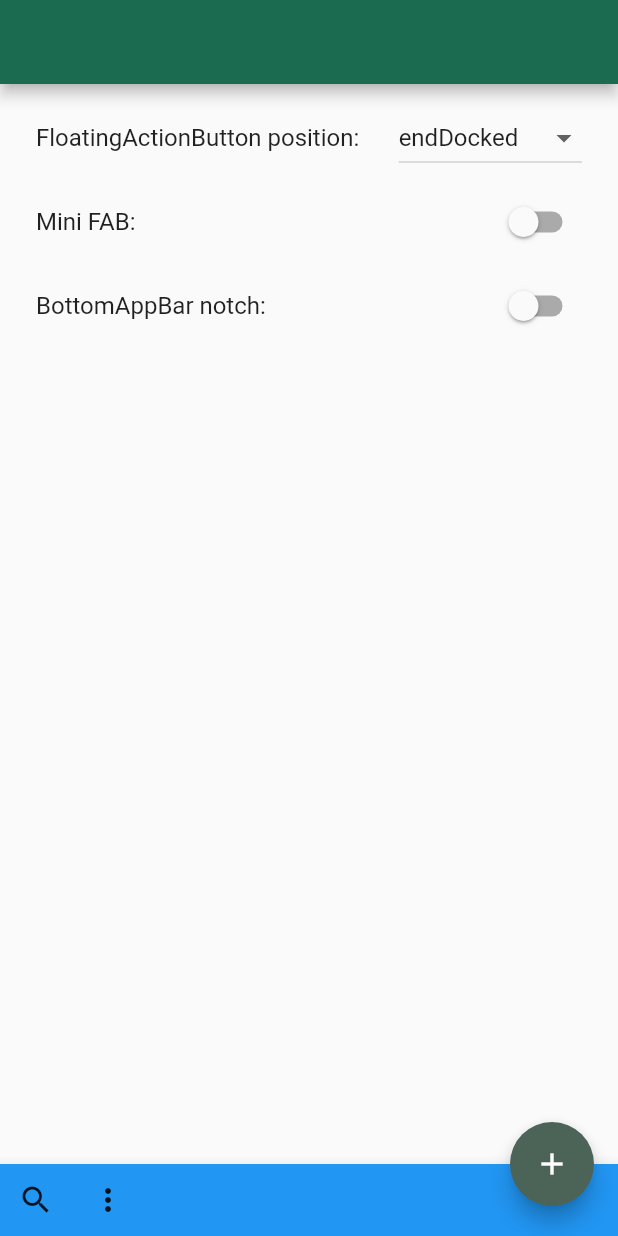
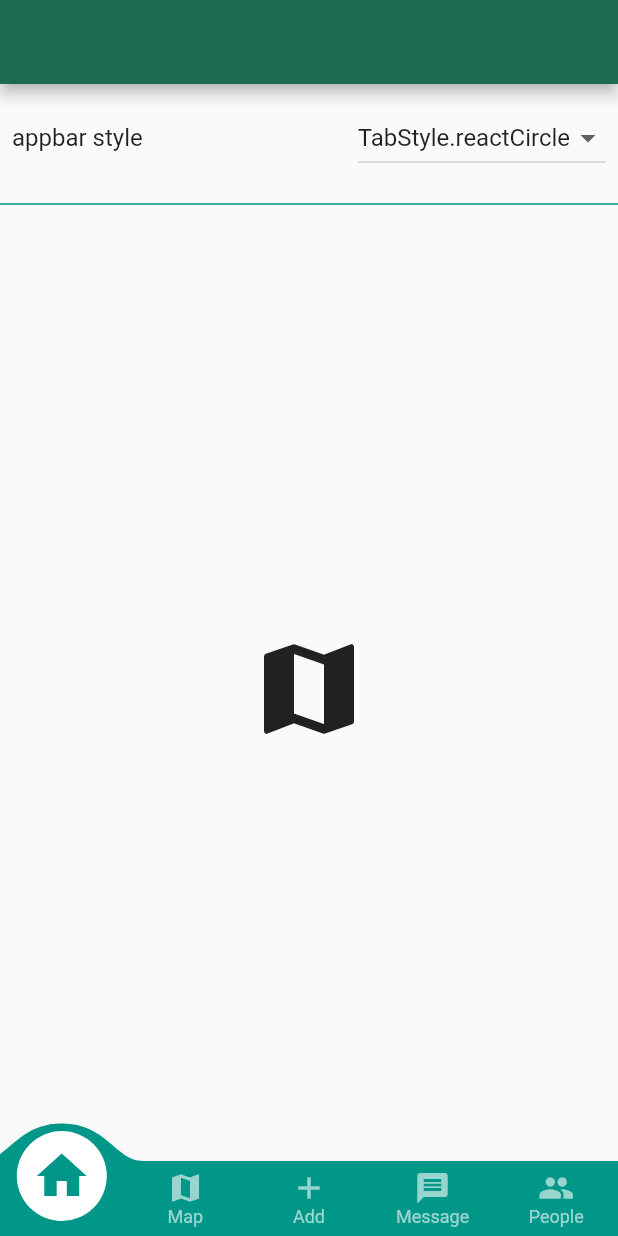
Before and after one commit to ForhadIsrafil/my-flutter-basics-code-modules, a Flutter app: the screen it shows after launch, on a phone screen of 412 x 824 dp. Run offline on Flutter 3.47's test engine with Material 2 defaults, Android fonts, the phone set to English and light mode, and no system bars; drawn by our look-alikes of convex_bottom_bar; our stand-ins replace badges, fluttertoast.

Commit message:
convex app bar

```diff
--- a/lib/AppBarExamples/ConvexAppBar.dart
+++ /dev/null
@@ -1,16 +0,0 @@
-import 'package:flutter/material.dart';
-import 'package:convex_bottom_bar/convex_bottom_bar.dart';
-
-class ConvexAppBar extends StatefulWidget {
-  const ConvexAppBar({super.key});
-
-  @override
-  State<ConvexAppBar> createState() => _ConvexAppBarState();
-}
-
-class _ConvexAppBarState extends State<ConvexAppBar> {
-  @override
-  Widget build(BuildContext context) {
-    return const Placeholder();
-  }
-}
--- /dev/null
+++ b/lib/AppBarExamples/ConvexAppBarExample.dart
@@ -0,0 +1,83 @@
+import 'package:flutter/material.dart';
+import 'package:convex_bottom_bar/convex_bottom_bar.dart';
+
+const _kPages = <String, IconData>{
+  'Home': Icons.home,
+  'Map': Icons.map,
+  'Add': Icons.add,
+  'Message': Icons.message,
+  'People': Icons.people,
+};
+
+class ConvexAppBarExample extends StatefulWidget {
+  const ConvexAppBarExample({super.key});
+
+  @override
+  State<ConvexAppBarExample> createState() => _ConvexAppBarState();
+}
+
+class _ConvexAppBarState extends State<ConvexAppBarExample> {
+  TabStyle _tapStyle = TabStyle.reactCircle;
+
+  @override
+  Widget build(BuildContext context) {
+    return DefaultTabController(
+      length: 5,
+      initialIndex: 1,
+      child: Scaffold(
+        appBar: AppBar(),
+        body: Column(
+          children: [
+            _buildStyleSelector(),
+            const Divider(
+              thickness: 1,
+              color: Colors.teal,
+            ),
+            Expanded(
+                child: TabBarView(
+              children: [
+                for (final icon in _kPages.values)
+                  Icon(
+                    icon,
+                    size: 80.0,
+                  )
+              ],
+            )),
+          ],
+        ),
+        bottomNavigationBar: ConvexAppBar(
+          style: _tapStyle,
+          items: [
+            for (final entry in _kPages.entries)
+              TabItem(icon: entry.value, title: entry.key)
+          ],
+          onTap: (int i) => print("click index$i"),
+          backgroundColor: Colors.teal,
+        ),
+      ),
+    );
+  }
+
+  // Select style enum from dropdown menu:
+  Widget _buildStyleSelector() {
+    final dropdown = DropdownButton<TabStyle>(
+        value: _tapStyle,
+        onChanged: (newTab) {
+          if (newTab != null) setState(() => _tapStyle = newTab);
+        },
+        items: [
+          for (final style in TabStyle.values)
+            DropdownMenuItem(
+                value: style,
+                child: Text(
+                  style.toString(),
+                ))
+        ]);
+
+    return ListTile(
+      contentPadding: const EdgeInsets.all(8),
+      title: const Text("appbar style"),
+      trailing: dropdown,
+    );
+  }
+}
--- a/lib/main.dart
+++ b/lib/main.dart
@@ -3,7 +3,7 @@ import 'package:flutter/material.dart';
 import 'basics_widgets/dropdown_examples.dart';
 import 'layout/StackExamples.dart';
 import 'ListsExamples/ExpansionTileExample.dart';
-import 'AppBarExamples/BottomAppBarFloatingAppButton.dart';
+import 'AppBarExamples/ConvexAppBarExample.dart';
 
 void main() => runApp(const MyApp());
 
@@ -21,7 +21,7 @@ class MyApp extends StatelessWidget {
           // primarySwatch: Colors.indigo,
           colorScheme: ColorScheme.fromSeed(
               seedColor: const Color.fromARGB(255, 183, 244, 216))),
-      home: const BottomAppBarFloatingAppButton(),
+      home: const ConvexAppBarExample(),
     );
   }
 }
```
